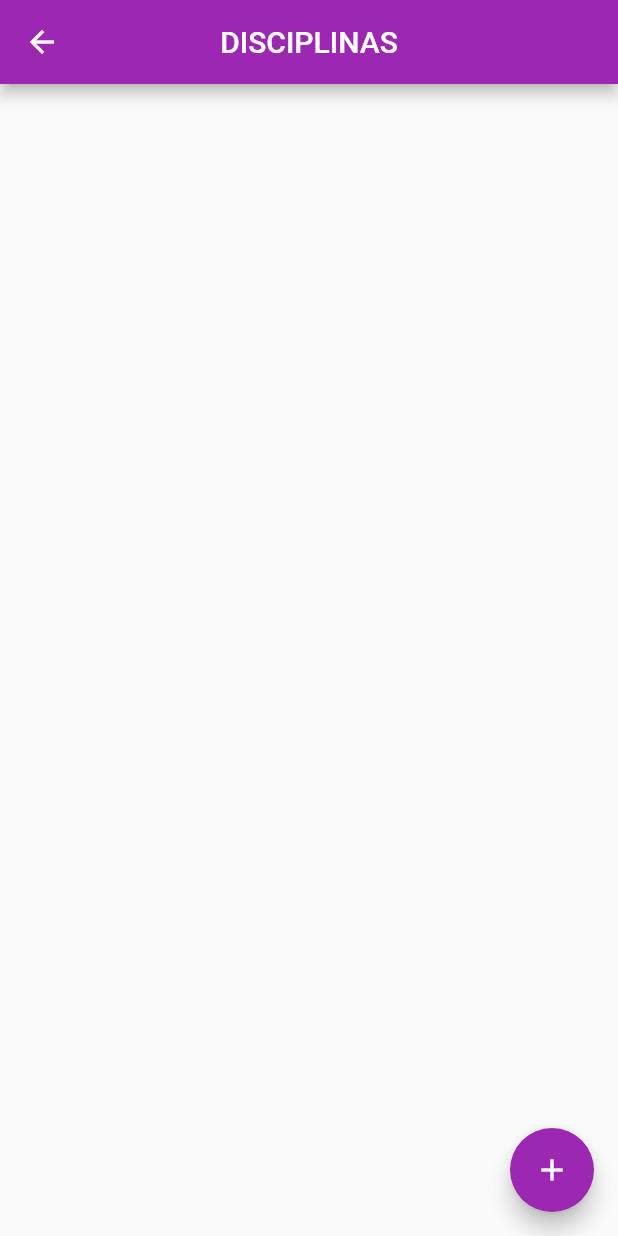
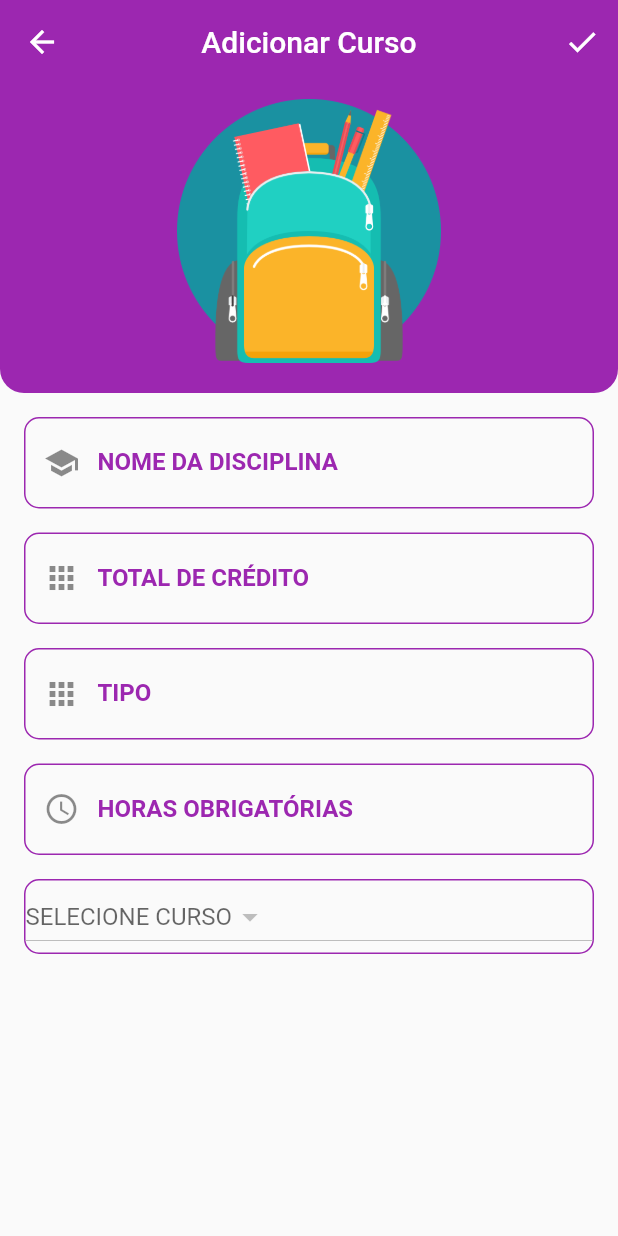
Before and after one commit to jhonmaycon94/magister_mobile, a Flutter app: the HomeDisciplina screen opened directly, after a tap on the "add" icon, on a phone screen of 412 x 824 dp. Run offline on Flutter 3.47's test engine with Material 2 defaults, Android fonts, the phone set to English and light mode, and no system bars; our stand-ins replace sqflite; accounts and stored records are empty.

Commit message:
add view edit_disciplina

```diff
--- a/lib/views/disciplina/edit_disciplina.dart
+++ b/lib/views/disciplina/edit_disciplina.dart
@@ -0,0 +1,173 @@
+import 'package:flutter/material.dart';
+import 'package:magister_mobile/data/helpers/HelperDisciplina.dart';
+import 'package:magister_mobile/data/helpers/HelperCurso.dart';
+import 'package:magister_mobile/data/models/Curso.dart';
+import 'package:magister_mobile/data/models/Disciplina.dart';
+import 'package:magister_mobile/views/util/widgetUtil.dart';
+
+class EditDisciplina extends StatefulWidget {
+  final bool edit;
+  final Disciplina disciplina;
+
+  EditDisciplina(this.edit, {this.disciplina})
+      : assert(edit == true || disciplina == null);
+  @override
+  _EditDisciplinaState createState() => _EditDisciplinaState();
+}
+
+class _EditDisciplinaState extends State<EditDisciplina> {
+  TextEditingController nomeController = new TextEditingController();
+  TextEditingController creditoController = new TextEditingController();
+  TextEditingController tipoDisciplinaController = new TextEditingController();
+  TextEditingController horasObrigatoriasController = new TextEditingController();
+  TextEditingController idCursoController = new TextEditingController();
+  Curso selected;
+  String current = "SELECIONE CURSO";
+
+  final _formKey = GlobalKey<FormState>();
+
+  @override
+  void initState() {
+    super.initState();
+    if (widget.edit == true) {
+      nomeController.text = widget.disciplina.nomeDisciplina.toString();
+      creditoController.text = widget.disciplina.creditos.toString();
+      tipoDisciplinaController.text =
+          widget.disciplina.tipoDisciplina.toString();
+      horasObrigatoriasController.text =
+          widget.disciplina.horasObrigatorias.toString();
+    }
+  }
+
+  void onPressed() async {
+    if (!_formKey.currentState.validate()) {
+      Scaffold.of(context).showSnackBar(SnackBar(content: Text('Carregando')));
+    } else if (widget.edit == true) {
+      HelperDisciplina.getInstance().update(new Disciplina(
+        id: widget.disciplina.id,
+        nomeDisciplina: nomeController.text,
+        creditos: int.parse(creditoController.text),
+        tipoDisciplina: tipoDisciplinaController.text,
+        horasObrigatorias: int.parse(horasObrigatoriasController.text),
+        cursoId: int.parse(idCursoController.text),
+      ));
+      Navigator.pop(context);
+    } else {
+      await HelperDisciplina.getInstance().save(
+        new Disciplina(
+          nomeDisciplina: nomeController.text,
+          creditos: int.parse(creditoController.text),
+          tipoDisciplina: tipoDisciplinaController.text,
+          horasObrigatorias: int.parse(horasObrigatoriasController.text),
+          cursoId: int.parse(idCursoController.text),
+        ),
+      );
+      Navigator.pop(context);
+    }
+  }
+
+  @override
+  Widget build(BuildContext context) {
+    return Scaffold(
+      appBar: AppBar(
+        backgroundColor: Colors.purple,
+        elevation: 0,
+        centerTitle: true,
+        title: Text(widget.edit ? "Editar Curso" : "Adicionar Curso"),
+        actions: <Widget>[
+          IconButton(
+            icon: Icon(Icons.check),
+            onPressed: () {
+              onPressed();
+            },
+          )
+        ],
+      ),
+      body: Column(
+        children: <Widget>[
+          Container(
+            height: MediaQuery.of(context).size.height / 4,
+            width: MediaQuery.of(context).size.width,
+            padding: EdgeInsets.only(left: 20, right: 20, top: 10, bottom: 20),
+            decoration: BoxDecoration(
+              color: Colors.purple,
+              borderRadius: BorderRadius.only(
+                bottomLeft: Radius.circular(16),
+                bottomRight: Radius.circular(16),
+              ),
+            ),
+            child: Image.asset("assets/disciplina.png"),
+          ),
+          Form(
+            key: _formKey,
+            child: Padding(
+              padding: const EdgeInsets.all(8.0),
+              child: SingleChildScrollView(
+                child: Column(
+                  crossAxisAlignment: CrossAxisAlignment.stretch,
+                  mainAxisAlignment: MainAxisAlignment.center,
+                  children: <Widget>[
+                    formField(nomeController, "NOME DA DISCIPLINA",
+                        Icons.school, TextInputType.text, Colors.purple,
+                        initialValue: widget.edit
+                            ? widget.disciplina.nomeDisciplina
+                            : "s"),
+                    formField(creditoController, "TOTAL DE CRÉDITO", Icons.apps,
+                        TextInputType.number, Colors.purple,
+                        initialValue: widget.edit
+                            ? widget.disciplina.creditos.toString()
+                            : "d"),
+                    formField(tipoDisciplinaController, "TIPO", Icons.apps,
+                        TextInputType.number, Colors.purple,
+                        initialValue: widget.edit
+                            ? widget.disciplina.tipoDisciplina
+                            : "d"),
+                    formField(horasObrigatoriasController, "HORAS OBRIGATÓRIAS",
+                        Icons.access_time, TextInputType.number, Colors.purple,
+                        initialValue: widget.edit
+                            ? widget.disciplina.horasObrigatorias.toString()
+                            : "s"),
+                    Padding(
+                      padding: const EdgeInsets.all(8.0),
+                      child: Container(
+                        decoration: BoxDecoration(
+                          borderRadius: BorderRadius.circular(10),
+                          border: Border.all(color: Colors.purple, width: 1),
+                        ),
+                        child: FutureBuilder<List>(
+                            future: HelperCurso.getInstance().getAll(),
+                            builder: (BuildContext context,
+                                AsyncSnapshot<List> snapshot) {
+                              if (!snapshot.hasData)
+                                return CircularProgressIndicator();
+                              return DropdownButton<Curso>(
+                                items: snapshot.data
+                                    .map((curso) => DropdownMenuItem<Curso>(
+                                          child: Text(curso.nomeCurso),
+                                          value: curso,
+                                        ))
+                                    .toList(),
+                                onChanged: (Curso value) {
+                                  setState(() {
+                                    selected = value;
+                                    idCursoController.text =
+                                        selected.id.toString();
+                                    current = value.nomeCurso;
+                                  });
+                                },
+                                isExpanded: false,
+                                hint: Text(current),
+                              );
+                            }),
+                      ),
+                    ),
+                  ],
+                ),
+              ),
+            ),
+          ),
+        ],
+      ),
+    );
+  }
+}
--- a/lib/views/disciplina/home_disciplina.dart
+++ b/lib/views/disciplina/home_disciplina.dart
@@ -1,7 +1,7 @@
 import 'package:flutter/material.dart';
 import 'package:magister_mobile/data/helpers/HelperDisciplina.dart';
 import 'package:magister_mobile/data/models/Disciplina.dart';
-import 'package:magister_mobile/views/aluno/edit_aluno.dart';
+import 'package:magister_mobile/views/disciplina/edit_disciplina.dart';
 
 class HomeDisciplina extends StatefulWidget {
   @override
@@ -41,7 +41,7 @@ class _HomeDisciplinaState extends State<HomeDisciplina> {
                   child: ListTile(
                     title: Text(item.nomeDisciplina.toString()),
                     leading: CircleAvatar(child: Text(item.id.toString()), backgroundColor: Colors.purple,),
-                    onTap: () { /*
+                    onTap: () {
                       Navigator.of(context).push(MaterialPageRoute(
                           builder: (context) => EditDisciplina(
                                 true,
@@ -60,10 +60,10 @@ class _HomeDisciplinaState extends State<HomeDisciplina> {
       floatingActionButton: FloatingActionButton(
         backgroundColor: Colors.purple,
           child: Icon(Icons.add),
-          onPressed: () { /*
+          onPressed: () {
             Navigator.of(context).push(
                 MaterialPageRoute(builder: (context) => EditDisciplina(false)));
-          */}),
+          }),
     );
   }
 }
```
